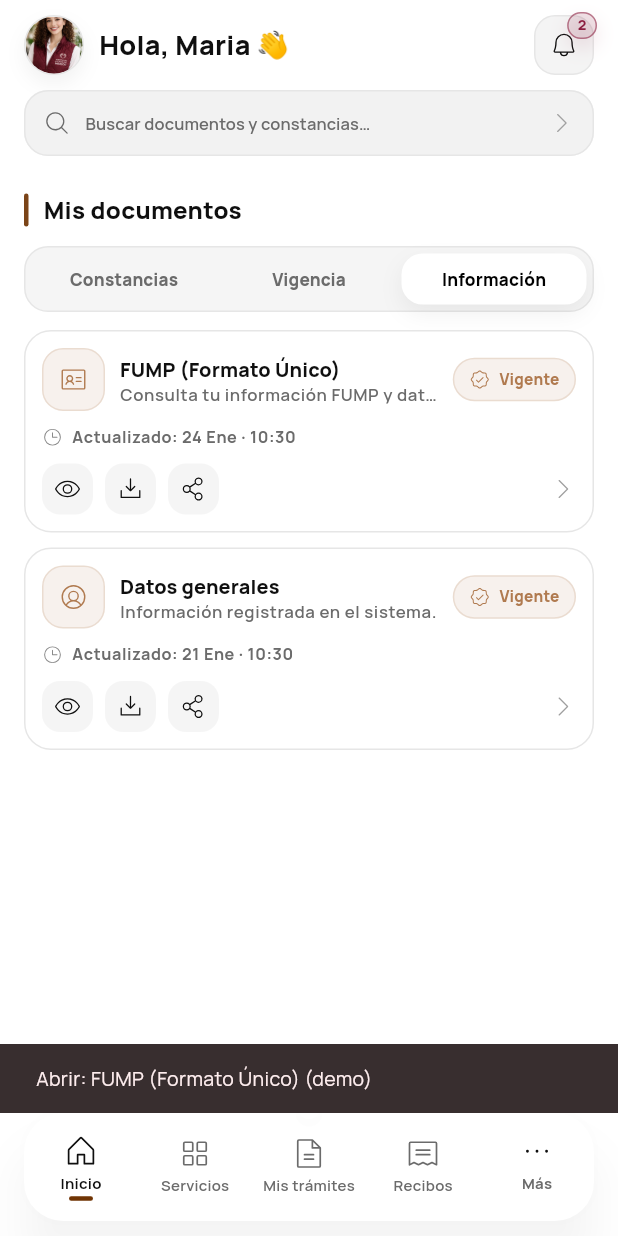
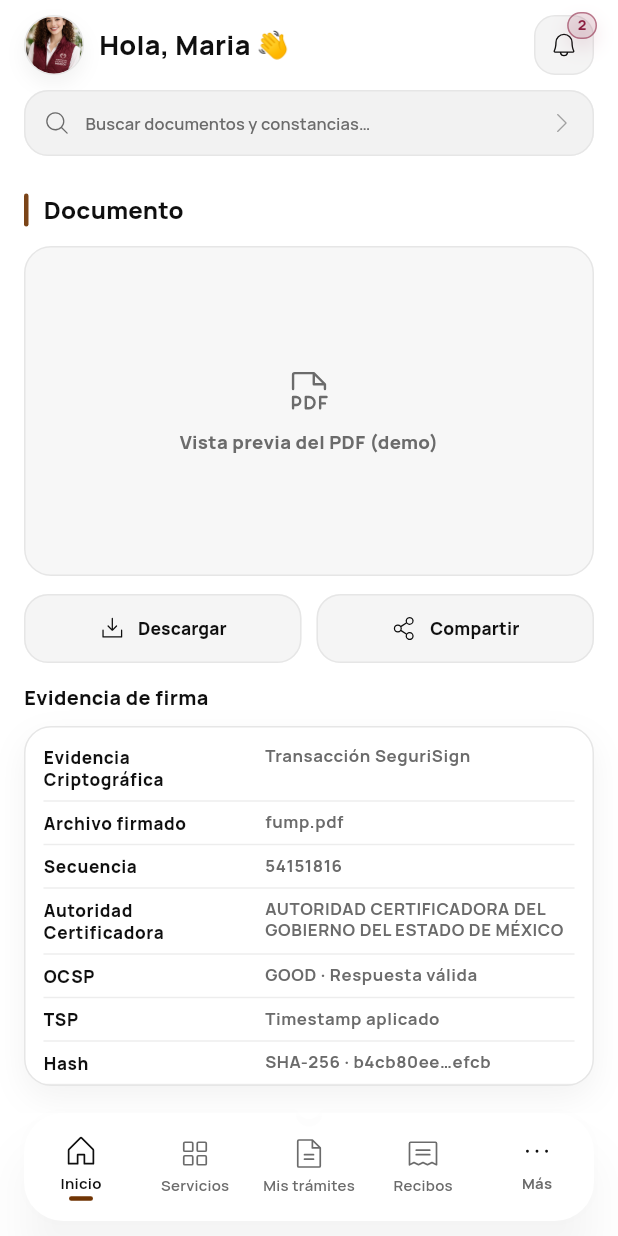
Before and after one commit to mariasan001/app_portal_usuario, a Flutter app: the DocumentosPage screen opened by its route, after a tap on "Vigencia", after a tap on "Información", after a tap on "FUMP (Formato Único)", on a phone screen of 412 x 824 dp. Run offline on Flutter 3.47's test engine with Material 3 defaults, Android fonts, the phone set to English and light mode, and no system bars; our stand-ins replace go_router, phosphor_flutter.

Commit message:
cambios de domcuento

```diff
--- a/lib/app/enrutador/enrutador_app.dart
+++ b/lib/app/enrutador/enrutador_app.dart
@@ -1,6 +1,7 @@
 import 'package:flutter/material.dart';
 import 'package:go_router/go_router.dart';
 import 'package:portal_servicios_usuario/app/funcionalidades/ayuda/ayuda_page.dart';
+import 'package:portal_servicios_usuario/app/funcionalidades/documentos/ui/pages/documento_detalle_page.dart';
 import 'package:portal_servicios_usuario/app/funcionalidades/documentos/ui/pages/documentos_page.dart';
 
 import 'package:portal_servicios_usuario/app/funcionalidades/introduccion/ui/bienvenida_page.dart';
@@ -157,6 +158,14 @@ class EnrutadorApp {
                 const NoTransitionPage(child: DocumentosPage()),
           ),
           GoRoute(
+            path: '/documentos/:id',
+            builder: (context, state) {
+              final id = state.pathParameters['id']!;
+              return DocumentoDetallePage(documentoId: id);
+            },
+          ),
+
+          GoRoute(
           path: '/ayuda',
           pageBuilder: (context, state) =>
           const NoTransitionPage(child: AyudaSoportePage()),
--- a/lib/app/funcionalidades/documentos/data/documentos_mock.dart
+++ b/lib/app/funcionalidades/documentos/data/documentos_mock.dart
@@ -2,6 +2,7 @@ import 'package:phosphor_flutter/phosphor_flutter.dart';
 import '../domain/documento_item.dart';
 
 final documentosMock = <DocumentoItem>[
+  // ===================== CONSTANCIAS =====================
   DocumentoItem(
     id: 'constancia-laboral',
     titulo: 'Constancia laboral',
@@ -13,7 +14,7 @@ final documentosMock = <DocumentoItem>[
     icon: PhosphorIcons.fileText(PhosphorIconsStyle.light),
   ),
   DocumentoItem(
-    id: 'no-adeudo',
+    id: 'constancia-no-adeudo',
     titulo: 'Constancia de no adeudo',
     descripcion: 'Solicita y descarga tu constancia de no adeudo.',
     categoria: DocumentoCategoria.constancias,
@@ -22,6 +23,18 @@ final documentosMock = <DocumentoItem>[
     route: '/servicios/tramite/constancia_no_adeudo',
     icon: PhosphorIcons.file(PhosphorIconsStyle.light),
   ),
+  DocumentoItem(
+    id: 'constancia-percepciones',
+    titulo: 'Constancia de percepciones',
+    descripcion: 'Documento con percepción anual (demo).',
+    categoria: DocumentoCategoria.constancias,
+    estado: DocumentoEstado.vigente,
+    actualizado: DateTime.now().subtract(const Duration(days: 6)),
+    route: null, // demo
+    icon: PhosphorIcons.receipt(PhosphorIconsStyle.light),
+  ),
+
+  // ===================== VIGENCIA =====================
   DocumentoItem(
     id: 'vigencia-derechos',
     titulo: 'Vigencia de derechos',
@@ -32,6 +45,18 @@ final documentosMock = <DocumentoItem>[
     route: '/servicios/consulta/vigencia_derechos',
     icon: PhosphorIcons.shieldCheck(PhosphorIconsStyle.light),
   ),
+  DocumentoItem(
+    id: 'vigencia-nombramiento',
+    titulo: 'Vigencia de nombramiento',
+    descripcion: 'Verifica la vigencia de tu nombramiento (demo).',
+    categoria: DocumentoCategoria.vigencia,
+    estado: DocumentoEstado.vencido,
+    actualizado: DateTime.now().subtract(const Duration(days: 20)),
+    route: null, // demo
+    icon: PhosphorIcons.identificationBadge(PhosphorIconsStyle.light),
+  ),
+
+  // ===================== INFORMACIÓN =====================
   DocumentoItem(
     id: 'fump',
     titulo: 'FUMP (Formato Único)',
@@ -49,7 +74,17 @@ final documentosMock = <DocumentoItem>[
     categoria: DocumentoCategoria.informacion,
     estado: DocumentoEstado.vigente,
     actualizado: DateTime.now().subtract(const Duration(days: 7)),
-    route: null, // demo: no navega, solo muestra snackbar
+    route: null, // demo
     icon: PhosphorIcons.userCircle(PhosphorIconsStyle.light),
   ),
+  DocumentoItem(
+    id: 'lineamientos-vigentes',
+    titulo: 'Lineamientos vigentes',
+    descripcion: 'Consulta normativa y lineamientos aplicables.',
+    categoria: DocumentoCategoria.informacion,
+    estado: DocumentoEstado.vigente,
+    actualizado: DateTime.now().subtract(const Duration(days: 9)),
+    route: null, // demo
+    icon: PhosphorIcons.bookOpen(PhosphorIconsStyle.light),
+  ),
 ];
--- a/lib/app/funcionalidades/documentos/domain/documento_item.dart
+++ b/lib/app/funcionalidades/documentos/domain/documento_item.dart
@@ -48,7 +48,10 @@ class DocumentoItem {
   final DocumentoCategoria categoria;
   final DocumentoEstado estado;
   final DateTime? actualizado;
-  final String? route; // ✅ si existe: navega a /servicios/:tipo/:id
+
+  /// Si existe: navega (ej: /servicios/tramite/constancia_laboral o /servicios/consulta/fump)
+  final String? route;
+
   final IconData icon;
 
   const DocumentoItem({
--- /dev/null
+++ b/lib/app/funcionalidades/documentos/ui/pages/documento_detalle_page.dart
@@ -0,0 +1,248 @@
+import 'package:flutter/material.dart';
+import 'package:phosphor_flutter/phosphor_flutter.dart';
+import 'package:portal_servicios_usuario/app/tema/colores.dart';
+
+class DocumentoDetallePage extends StatelessWidget {
+  final String documentoId;
+  const DocumentoDetallePage({super.key, required this.documentoId});
+
+  Map<String, String> _demoEvidencia(String id) {
+    // ✅ demo “de locos”
+    return {
+      'Evidencia Criptográfica': 'Transacción SeguriSign',
+      'Archivo firmado': '$id.pdf',
+      'Secuencia': '54151816',
+      'Autoridad Certificadora':
+          'AUTORIDAD CERTIFICADORA DEL GOBIERNO DEL ESTADO DE MÉXICO',
+      'OCSP': 'GOOD · Respuesta válida',
+      'TSP': 'Timestamp aplicado',
+      'Hash': 'SHA-256 · b4cb80ee…efcb',
+      'UUID': 'b4cb80ee-440c-45e4-81f8-e8ac52f1efcb',
+    };
+  }
+
+  @override
+  Widget build(BuildContext context) {
+    final t = Theme.of(context).textTheme;
+    final evidencia = _demoEvidencia(documentoId);
+
+    return Scaffold(
+      backgroundColor: ColoresApp.blanco,
+      body: SafeArea(
+        top: false,
+        child: Padding(
+          padding: const EdgeInsets.fromLTRB(16, 14, 16, 18),
+          child: Column(
+            crossAxisAlignment: CrossAxisAlignment.start,
+            children: [
+              // ✅ Título con línea café (sin icono)
+              Row(
+                children: [
+                  Container(
+                    width: 3,
+                    height: 22,
+                    decoration: BoxDecoration(
+                      color: ColoresApp.cafe.withOpacity(0.92),
+                      borderRadius: BorderRadius.circular(99),
+                    ),
+                  ),
+                  const SizedBox(width: 10),
+                  Expanded(
+                    child: Text(
+                      'Documento',
+                      style: t.titleMedium?.copyWith(
+                        fontSize: 16,
+                        fontWeight: FontWeight.w900,
+                        color: ColoresApp.texto,
+                        letterSpacing: 0.2,
+                      ),
+                    ),
+                  ),
+                ],
+              ),
+
+              const SizedBox(height: 12),
+
+              // ✅ Preview (placeholder)
+              Container(
+                height: 220,
+                decoration: BoxDecoration(
+                  color: ColoresApp.inputBg.withOpacity(0.65),
+                  borderRadius: BorderRadius.circular(18),
+                  border: Border.all(color: ColoresApp.bordeSuave),
+                ),
+                child: Center(
+                  child: Column(
+                    mainAxisSize: MainAxisSize.min,
+                    children: [
+                      Icon(
+                        PhosphorIcons.filePdf(PhosphorIconsStyle.light),
+                        size: 34,
+                        color: ColoresApp.textoSuave,
+                      ),
+                      const SizedBox(height: 8),
+                      Text(
+                        'Vista previa del PDF (demo)',
+                        style: t.bodyMedium?.copyWith(
+                          fontSize: 12.4,
+                          fontWeight: FontWeight.w800,
+                          color: ColoresApp.textoSuave,
+                        ),
+                      ),
+                    ],
+                  ),
+                ),
+              ),
+
+              const SizedBox(height: 12),
+
+              // ✅ Acciones (sin botón negro)
+              Row(
+                children: [
+                  _Action(
+                    icon: PhosphorIcons.downloadSimple(PhosphorIconsStyle.light),
+                    label: 'Descargar',
+                    onTap: () => ScaffoldMessenger.of(context).showSnackBar(
+                      const SnackBar(content: Text('Descargando (demo)')),
+                    ),
+                  ),
+                  const SizedBox(width: 10),
+                  _Action(
+                    icon: PhosphorIcons.shareNetwork(PhosphorIconsStyle.light),
+                    label: 'Compartir',
+                    onTap: () => ScaffoldMessenger.of(context).showSnackBar(
+                      const SnackBar(content: Text('Compartiendo (demo)')),
+                    ),
+                  ),
+                ],
+              ),
+
+              const SizedBox(height: 14),
+
+              // ✅ Evidencia criptográfica (lo pro)
+              Text(
+                'Evidencia de firma',
+                style: t.bodyMedium?.copyWith(
+                  fontSize: 13.2,
+                  fontWeight: FontWeight.w900,
+                  color: ColoresApp.texto,
+                ),
+              ),
+              const SizedBox(height: 10),
+
+              Expanded(
+                child: Container(
+                  decoration: BoxDecoration(
+                    color: ColoresApp.blanco,
+                    borderRadius: BorderRadius.circular(18),
+                    border: Border.all(color: ColoresApp.bordeSuave),
+                    boxShadow: [
+                      BoxShadow(
+                        color: Colors.black.withOpacity(0.05),
+                        blurRadius: 18,
+                        offset: const Offset(0, 8),
+                      ),
+                    ],
+                  ),
+                  child: ListView.separated(
+                    padding: const EdgeInsets.fromLTRB(12, 12, 12, 12),
+                    itemCount: evidencia.length,
+                    separatorBuilder: (_, __) => Divider(
+                      height: 14,
+                      thickness: 1,
+                      color: ColoresApp.bordeSuave.withOpacity(0.7),
+                    ),
+                    itemBuilder: (context, i) {
+                      final k = evidencia.keys.elementAt(i);
+                      final v = evidencia[k]!;
+                      return Row(
+                        crossAxisAlignment: CrossAxisAlignment.start,
+                        children: [
+                          Expanded(
+                            flex: 4,
+                            child: Text(
+                              k,
+                              style: t.bodySmall?.copyWith(
+                                fontSize: 11.4,
+                                fontWeight: FontWeight.w800,
+                                color: ColoresApp.texto,
+                              ),
+                            ),
+                          ),
+                          const SizedBox(width: 10),
+                          Expanded(
+                            flex: 6,
+                            child: Text(
+                              v,
+                              style: t.bodySmall?.copyWith(
+                                fontSize: 11.2,
+                                fontWeight: FontWeight.w700,
+                                color: ColoresApp.textoSuave,
+                                height: 1.25,
+                              ),
+                            ),
+                          ),
+                        ],
+                      );
+                    },
+                  ),
+                ),
+              ),
+            ],
+          ),
+        ),
+      ),
+    );
+  }
+}
+
+class _Action extends StatelessWidget {
+  final IconData icon;
+  final String label;
+  final VoidCallback onTap;
+
+  const _Action({
+    required this.icon,
+    required this.label,
+    required this.onTap,
+  });
+
+  @override
+  Widget build(BuildContext context) {
+    final t = Theme.of(context).textTheme;
+
+    return Expanded(
+      child: Material(
+        color: ColoresApp.inputBg.withOpacity(0.75),
+        borderRadius: BorderRadius.circular(16),
+        child: InkWell(
+          onTap: onTap,
+          borderRadius: BorderRadius.circular(16),
+          child: Container(
+            height: 46,
+            decoration: BoxDecoration(
+              borderRadius: BorderRadius.circular(16),
+              border: Border.all(color: ColoresApp.bordeSuave),
+            ),
+            child: Row(
+              mainAxisAlignment: MainAxisAlignment.center,
+              children: [
+                Icon(icon, size: 18, color: ColoresApp.texto),
+                const SizedBox(width: 8),
+                Text(
+                  label,
+                  style: t.labelMedium?.copyWith(
+                    fontSize: 11.6,
+                    fontWeight: FontWeight.w900,
+                    color: ColoresApp.texto,
+                    letterSpacing: 0.1,
+                  ),
+                ),
+              ],
+            ),
+          ),
+        ),
+      ),
+    );
+  }
+}
--- a/lib/app/funcionalidades/documentos/ui/pages/documentos_page.dart
+++ b/lib/app/funcionalidades/documentos/ui/pages/documentos_page.dart
@@ -1,4 +1,5 @@
 import 'package:flutter/material.dart';
+import 'package:go_router/go_router.dart';
 import 'package:phosphor_flutter/phosphor_flutter.dart';
 import 'package:portal_servicios_usuario/app/tema/colores.dart';
 
@@ -15,15 +16,21 @@ class DocumentosPage extends StatefulWidget {
 class _DocumentosPageState extends State<DocumentosPage> {
   DocumentoCategoria _cat = DocumentoCategoria.constancias;
 
-  List<DocumentoItem> get _filtered =>
-      documentosMock.where((d) => d.categoria == _cat).toList();
+  List<DocumentoItem> get _filtered {
+    final list = documentosMock.where((d) => d.categoria == _cat).toList();
+    // ✅ Más reciente primero
+    list.sort(
+      (a, b) => (b.actualizado ?? DateTime(0)).compareTo(a.actualizado ?? DateTime(0)),
+    );
+    return list;
+  }
 
   Color _estadoColor(DocumentoEstado e) {
     switch (e) {
       case DocumentoEstado.vigente:
         return ColoresApp.dorado;
       case DocumentoEstado.pendiente:
-        return ColoresApp.cafe;
+        return ColoresApp.cafe; // ✅ sutil, solo acento
       case DocumentoEstado.vencido:
         return ColoresApp.vino;
     }
@@ -31,9 +38,15 @@ class _DocumentosPageState extends State<DocumentosPage> {
 
   String _formatFecha(DateTime dt) {
     String two(int v) => v.toString().padLeft(2, '0');
-    const meses = ['Ene','Feb','Mar','Abr','May','Jun','Jul','Ago','Sep','Oct','Nov','Dic'];
+    const meses = ['Ene', 'Feb', 'Mar', 'Abr', 'May', 'Jun', 'Jul', 'Ago', 'Sep', 'Oct', 'Nov', 'Dic'];
     final mes = meses[dt.month - 1];
     return '${dt.day} $mes · ${two(dt.hour)}:${two(dt.minute)}';
+  }
+
+  void _openDocumento(DocumentoItem d) {
+    // ✅ Documentos NO navegan a /servicios
+    // 👁️ / tap de tarjeta: abre detalle del documento
+    context.go('/documentos/${d.id}');
   }
 
   @override
@@ -50,14 +63,14 @@ class _DocumentosPageState extends State<DocumentosPage> {
           child: Column(
             crossAxisAlignment: CrossAxisAlignment.start,
             children: [
-              // ✅ Title SIN icono, con línea delgada café oscuro
+              // ✅ Título con línea delgada café oscuro (SIN ícono)
               Row(
                 children: [
                   Container(
                     width: 3,
                     height: 22,
                     decoration: BoxDecoration(
-                      color: ColoresApp.cafe.withOpacity(0.92), // “café oscuro”
+                      color: ColoresApp.cafe.withOpacity(0.92),
                       borderRadius: BorderRadius.circular(99),
                     ),
                   ),
@@ -78,7 +91,7 @@ class _DocumentosPageState extends State<DocumentosPage> {
 
               const SizedBox(height: 12),
 
-              // ✅ Tabs (NO chips negros)
+              // ✅ Tabs (Segmented / Pills) – sin botoncitos negros
               _CategoriaTabs(
                 value: _cat,
                 onChanged: (c) => setState(() => _cat = c),
@@ -86,7 +99,6 @@ class _DocumentosPageState extends State<DocumentosPage> {
 
               const SizedBox(height: 12),
 
-              // List
               Expanded(
                 child: items.isEmpty
                     ? Center(
@@ -100,6 +112,7 @@ class _DocumentosPageState extends State<DocumentosPage> {
                         ),
                       )
                     : ListView.separated(
+                        physics: const BouncingScrollPhysics(),
                         itemCount: items.length,
                         separatorBuilder: (_, __) => const SizedBox(height: 10),
                         itemBuilder: (context, i) {
@@ -112,11 +125,11 @@ class _DocumentosPageState extends State<DocumentosPage> {
                             estadoLabel: d.estado.label,
                             estadoIcon: d.estado.icon,
                             fechaLabel: d.actualizado == null ? null : _formatFecha(d.actualizado!),
-                            onOpen: () {
-                              ScaffoldMessenger.of(context).showSnackBar(
-                                SnackBar(content: Text('Abrir: ${d.titulo} (demo)')),
-                              );
-                            },
+
+                            // ✅ Tap en tarjeta abre detalle
+                            onOpen: () => _openDocumento(d),
+
+                            // ✅ Acciones demo (luego conectamos)
                             onDownload: () => ScaffoldMessenger.of(context).showSnackBar(
                               SnackBar(content: Text('Descargando "${d.titulo}" (demo)')),
                             ),
@@ -136,7 +149,7 @@ class _DocumentosPageState extends State<DocumentosPage> {
 }
 
 /* =========================
-  TABS (Segmented / Pills)
+  TABS (Segmented)
 ========================= */
 
 class _CategoriaTabs extends StatelessWidget {
@@ -176,7 +189,6 @@ class _CategoriaTabs extends StatelessWidget {
                 decoration: BoxDecoration(
                   color: selected ? ColoresApp.blanco : Colors.transparent,
                   borderRadius: BorderRadius.circular(14),
-
                   boxShadow: selected
                       ? [
                           BoxShadow(
@@ -195,9 +207,7 @@ class _CategoriaTabs extends StatelessWidget {
                     fontSize: 11.4,
                     fontWeight: FontWeight.w900,
                     letterSpacing: 0.15,
-                    color: selected
-                        ? const Color.fromARGB(255, 0, 0, 0) // ✅ nada negro
-                        : ColoresApp.textoSuave,
+                    color: selected ? ColoresApp.texto : ColoresApp.textoSuave,
                   ),
                 ),
               ),
@@ -210,7 +220,7 @@ class _CategoriaTabs extends StatelessWidget {
 }
 
 /* =========================
-  Lo demás se queda igual
+  CARD
 ========================= */
 
 class _DocumentoCard extends StatelessWidget {
@@ -339,7 +349,7 @@ class _DocumentoCard extends StatelessWidget {
                 children: [
                   _ActionIcon(
                     icon: PhosphorIcons.eye(PhosphorIconsStyle.light),
-                    onTap: onOpen,
+                    onTap: onOpen, // ✅ abre detalle documento
                   ),
                   const SizedBox(width: 8),
                   _ActionIcon(
@@ -421,11 +431,7 @@ class _ActionIcon extends StatelessWidget {
         borderRadius: BorderRadius.circular(12),
         child: Padding(
           padding: const EdgeInsets.all(8),
-          child: Icon(
-            icon,
-            size: 18,
-            color: ColoresApp.texto,
-          ),
+          child: Icon(icon, size: 18, color: ColoresApp.texto),
         ),
       ),
     );
```
